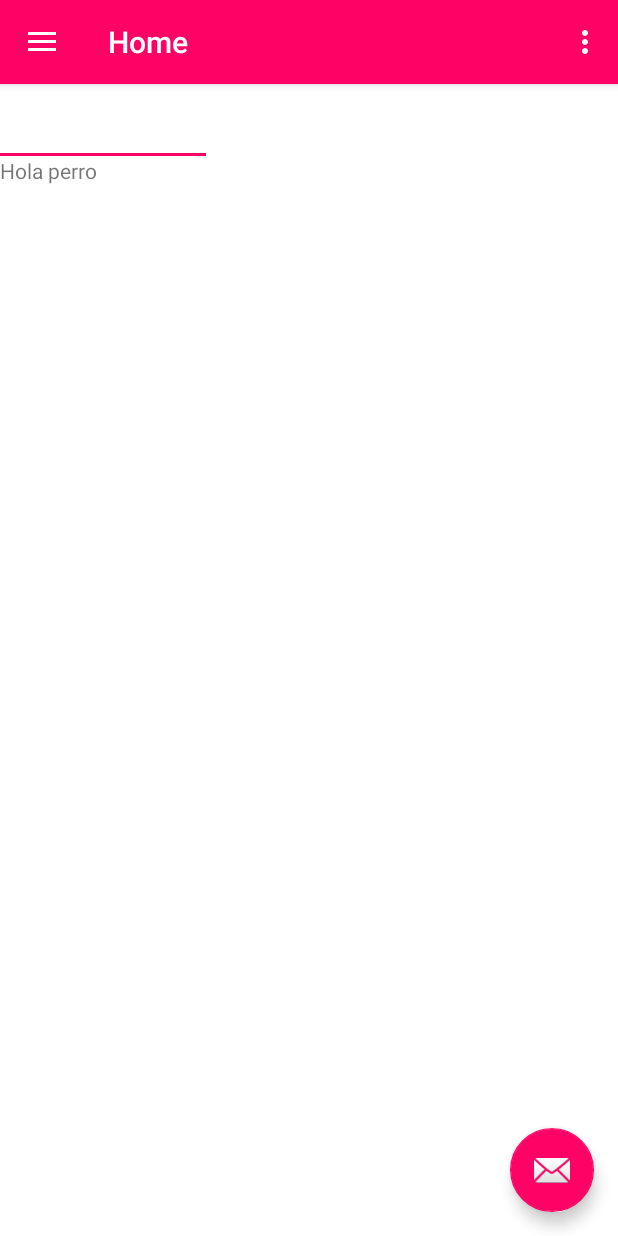
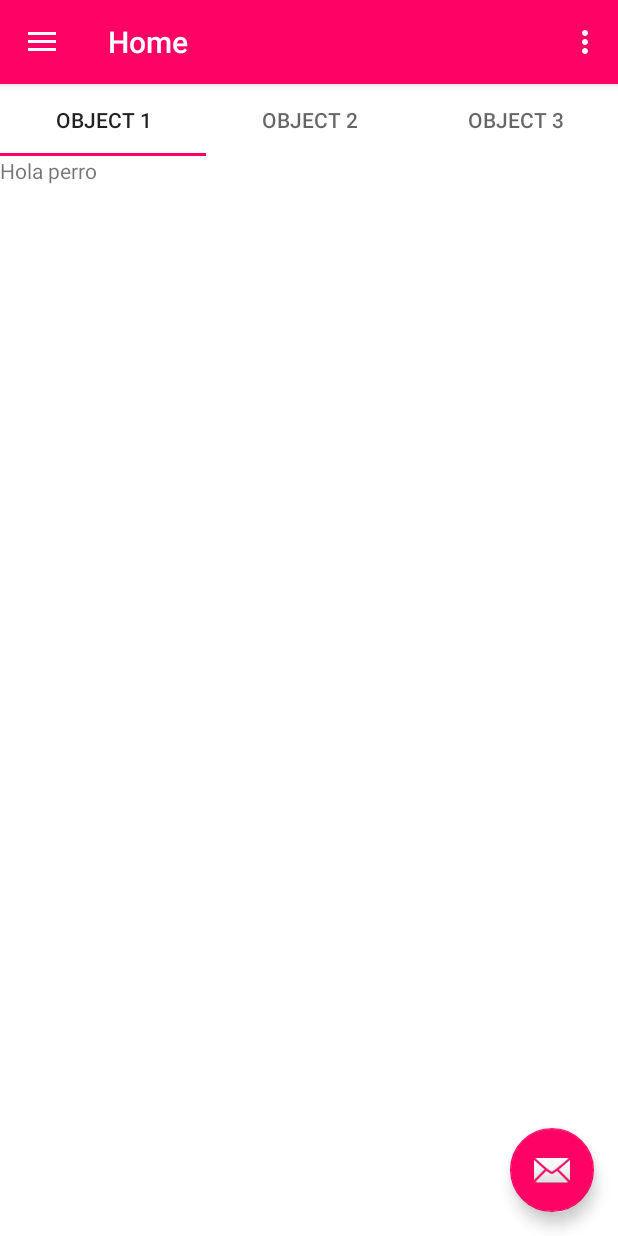
Before and after one commit to sergioskz97/TodoMusica, an Android app: the screen it shows after launch (MainActivity), on a phone screen of 412 x 824 dp. Run offline under Robolectric (Android 15) with nearby library versions, the phone set to English and light mode, and no system bars; our stand-ins replace Volley, navigation-ui; Roboto replaces fonts that are not available here.

Commit message:
Tabs phase 3

```diff
--- a/app/src/main/java/com/example/todomusica/Class/CollectionPagerAdapter.java
+++ b/app/src/main/java/com/example/todomusica/Class/CollectionPagerAdapter.java
@@ -27,4 +27,9 @@ public class CollectionPagerAdapter extends FragmentStatePagerAdapter {
     public int getCount() {
         return 3;
     }
+
+    @Override
+    public CharSequence getPageTitle(int position) {
+        return "OBJECT " + (position + 1);
+    }
 }
```
